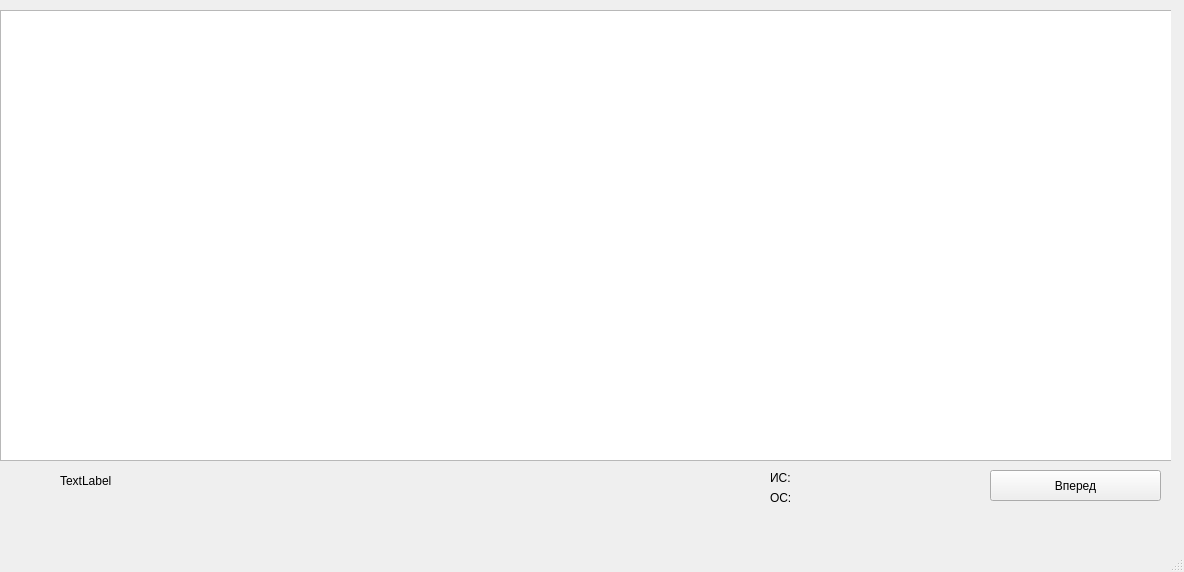
Qt form gui/C_work4_page.ui (aliensowo/tpugkuudms) before a commit.
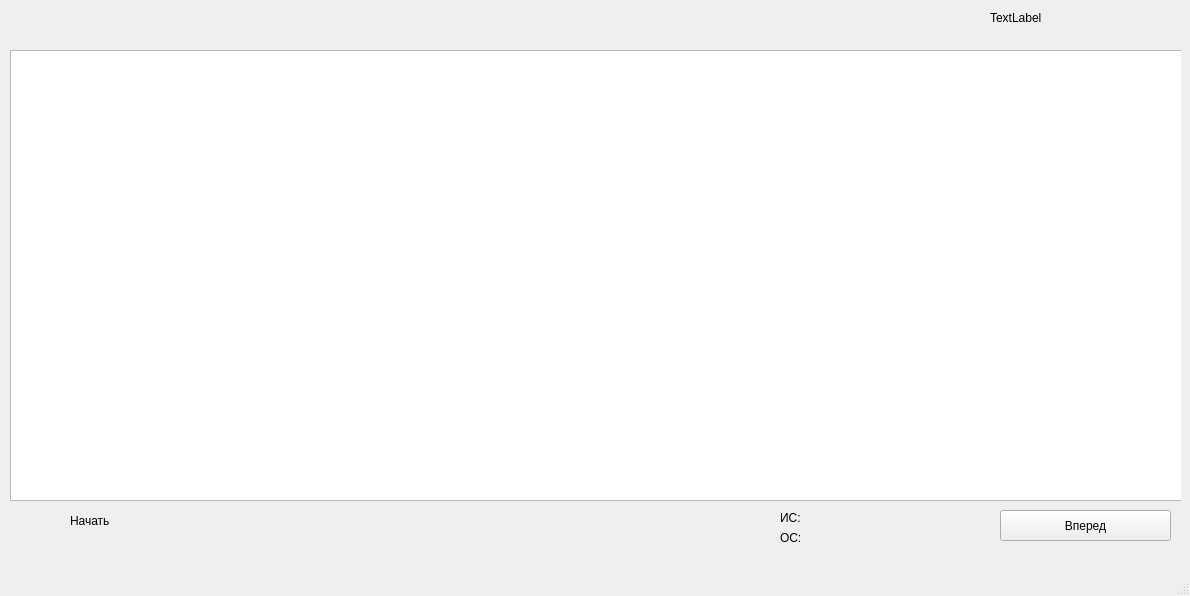
The same form after that commit.

The edit to the form file:
```diff
--- a/gui/C_work4_page.ui
+++ b/gui/C_work4_page.ui
@@ -6,8 +6,8 @@
    <rect>
     <x>0</x>
     <y>0</y>
-    <width>1184</width>
-    <height>572</height>
+    <width>1190</width>
+    <height>596</height>
    </rect>
   </property>
   <property name="windowTitle">
@@ -17,8 +17,8 @@
    <widget class="QWidget" name="widget_task_4" native="true">
     <property name="geometry">
      <rect>
-      <x>0</x>
-      <y>0</y>
+      <x>10</x>
+      <y>40</y>
       <width>1171</width>
       <height>521</height>
      </rect>
@@ -56,7 +56,7 @@
       </rect>
      </property>
      <property name="text">
-      <string>TextLabel</string>
+      <string>Начать</string>
      </property>
     </widget>
     <widget class="QLabel" name="label">
@@ -86,6 +86,19 @@
      </property>
     </widget>
    </widget>
+   <widget class="QLabel" name="label_3">
+    <property name="geometry">
+     <rect>
+      <x>990</x>
+      <y>10</y>
+      <width>55</width>
+      <height>16</height>
+     </rect>
+    </property>
+    <property name="text">
+     <string>TextLabel</string>
+    </property>
+   </widget>
   </widget>
   <widget class="QMenuBar" name="menubar">
    <property name="geometry">
```
Left out of the diff: 2 changed lines with no effect on the pictures.
